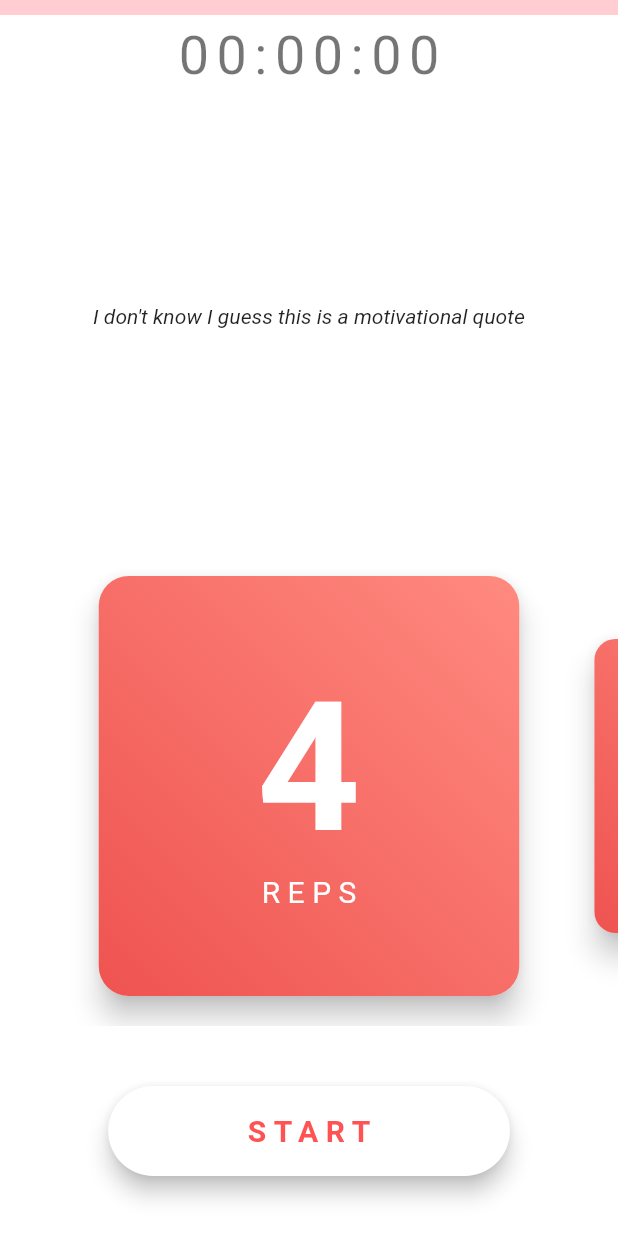
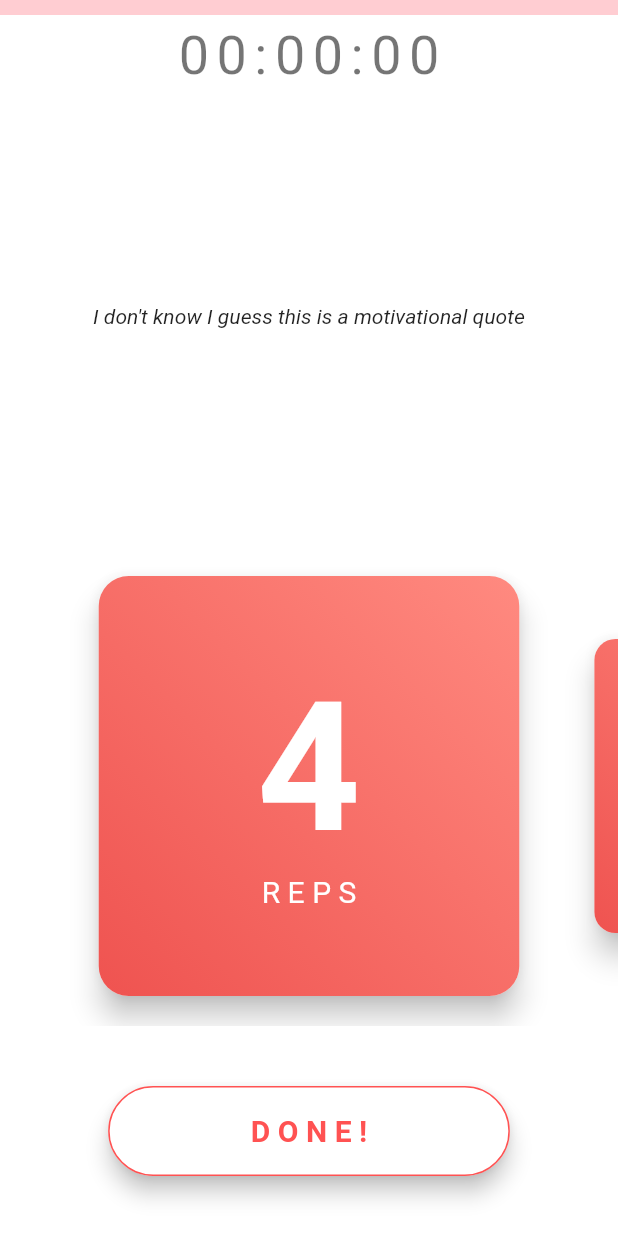
Before and after one commit to Steellow/hundred_reps, a Flutter app: the screen it shows after launch, after a tap on "START", on a phone screen of 412 x 824 dp. Run offline on Flutter 3.47's test engine with Material 2 defaults, Android fonts, the phone set to English and light mode, and no system bars; drawn by our look-alikes of percent_indicator; our stand-ins replace auto_size_text, flutter_swiper, google_fonts, timer_builder; missing offline and left inert: zoomable_tilt_view.

Commit message:
added hero animations and changed ButtonTheme to FAB.Extended

```diff
--- a/TODO.txt
+++ b/TODO.txt
@@ -11,6 +11,7 @@ OPTINOAL FEATURES:
     Compare your time to the best time
     Pause
     Reset
+    5 second countdown when you click Start
 
 
 BUGS:
@@ -29,3 +30,4 @@ CLEAN-CODE:
     Go through problems
     Delete unecessary commented lines
     screen files, organize better?
+    Fade screen change in 2 places
--- a/lib/main.dart
+++ b/lib/main.dart
@@ -13,7 +13,6 @@ class MyApp extends StatelessWidget {
         primaryColor: Colors.redAccent,
       ),
       title: '100REPS',
-      // home: MainPage(),
       home: IntroPage(),
     );
   }
--- a/lib/screens/intro_page/intro_page.dart
+++ b/lib/screens/intro_page/intro_page.dart
@@ -2,7 +2,7 @@ import 'package:auto_size_text/auto_size_text.dart';
 import 'package:flutter/material.dart';
 import 'package:ioo_reps/screens/intro_page/title_text.dart';
 import 'package:ioo_reps/screens/main_page/main_page.dart';
-import 'package:ioo_reps/screens/shared_widgets/my_button_theme.dart';
+import 'package:ioo_reps/screens/shared_widgets/wide_floating_button.dart';
 import 'package:ioo_reps/util/styles.dart';
 
 class IntroPage extends StatelessWidget {
@@ -15,10 +15,14 @@ class IntroPage extends StatelessWidget {
           child: Column(
             mainAxisAlignment: MainAxisAlignment.spaceEvenly,
             children: <Widget>[
+              Column(
+                children: [
                   TitleText(),
                   Container(
                     margin: EdgeInsets.symmetric(horizontal: 62),
                     child: Image.asset('assets/images/pushup.png'), // Image is for Wikimedia Commons https://commons.wikimedia.org/wiki/File:Man_Doing_Push_Ups_Cartoon.svg
+                  ),
+                ],
               ),
               Container(
                 margin: EdgeInsets.symmetric(horizontal: 32),
@@ -26,76 +30,43 @@ class IntroPage extends StatelessWidget {
                   "Challenge to do 100 pushups, one of the best calisthenics excercises. You will do the pushups in sets of 4-8-12-16-20-16-12-8-4. You can rest as long as you need.",
                   textAlign: TextAlign.center,
                   style: Styles.descriptionText,
-                  minFontSize: 18,
+                  minFontSize: 22,
                 ),
               ),
-              // MyButtonTheme(
-              //   child: RaisedButton(
-              //     onPressed: () {
-              //       Navigator.push(
-              //         context,
-              //         MaterialPageRoute(
-              //           builder: (context) => MainPage(),
-              //         ),
-              //       );
-              //     },
-              //     child: Text(
-              //       "START",
-              //       style: Styles.doneButtonText,
-              //     ),
-              //     shape: RoundedRectangleBorder(
-              //       borderRadius: BorderRadius.circular(30),
-              //     ),
-              //     color: Colors.white,
-              //   ),
-              // ),
-              Container(
-                width: MediaQuery.of(context).size.width * 0.65,
-                height: 60,
-                child: FloatingActionButton.extended(
+              WideFloatingButton(
                 onPressed: () {
-                    Navigator.push(
-                      context,
-                      MaterialPageRoute(
-                        builder: (context) => MainPage(),
-                      ),
-                    );
+                  Navigator.push(context, FadeRoute(page: MainPage()));
                 },
-                  label: Container(
-                    child: Text(
-                      "START",
-                      style: Styles.doneButtonText,
-                    ),
-                  ),
-                  backgroundColor: Colors.white,
-                ),
-              ),
+                text: "START",
+                borderSide: BorderSide(color: Colors.white),
+              )
             ],
           ),
         ),
       ),
-      // floatingActionButton: Container(
-      //   width: MediaQuery.of(context).size.width * 0.65,
-      //   height: 60,
-      //   child: FloatingActionButton.extended(
-      //     onPressed: () {
-      //       Navigator.push(
-      //         context,
-      //         MaterialPageRoute(
-      //           builder: (context) => MainPage(),
-      //         ),
-      //       );
-      //     },
-      //     label: Container(
-      //       child: Text(
-      //         "START",
-      //         style: Styles.doneButtonText,
-      //       ),
-      //     ),
-      //     backgroundColor: Colors.white,
-      //   ),
-      // ),
-      // floatingActionButtonLocation: FloatingActionButtonLocation.centerDocked,
     );
   }
 }
+
+class FadeRoute extends PageRouteBuilder {
+  final Widget page;
+  FadeRoute({this.page})
+      : super(
+          pageBuilder: (
+            BuildContext context,
+            Animation<double> animation,
+            Animation<double> secondaryAnimation,
+          ) =>
+              page,
+          transitionsBuilder: (
+            BuildContext context,
+            Animation<double> animation,
+            Animation<double> secondaryAnimation,
+            Widget child,
+          ) =>
+              FadeTransition(
+            opacity: animation,
+            child: child,
+          ),
+        );
+}
--- a/lib/screens/main_page/done_button.dart
+++ b/lib/screens/main_page/done_button.dart
@@ -1,9 +1,8 @@
 import 'package:flutter/material.dart';
 import 'package:flutter_swiper/flutter_swiper.dart';
 import 'package:ioo_reps/screens/results_page/results_page.dart';
-import 'package:ioo_reps/screens/shared_widgets/my_button_theme.dart';
+import 'package:ioo_reps/screens/shared_widgets/wide_floating_button.dart';
 import 'package:ioo_reps/state/progress_state.dart';
-import 'package:ioo_reps/util/styles.dart';
 import 'package:provider/provider.dart';
 
 class DoneButton extends StatefulWidget {
@@ -19,26 +18,23 @@ class _DoneButtonState extends State<DoneButton> {
   @override
   Widget build(BuildContext context) {
     final ProgressState progressState = Provider.of<ProgressState>(context);
+
     return Container(
       margin: EdgeInsets.all(40),
-      child: MyButtonTheme(
-        child: RaisedButton(
+      child: WideFloatingButton(
         onPressed: () {
           progressState.updateProgress(); //* Updating progress before if() statement so .move() method (below) knows where to move
-
           if (progressState.progress < 9) {
             // Moves the card using SwiperController defined in main_page.dart
             widget.sController.move(progressState.progress); //!Using .move instead of .next, because Swiper hangs if you click "Done" button when its animating
-
           } else if (progressState.progress >= 9) {
             // Saving the finish time
             progressState.setFinishTime(DateTime.now());
-
             // Navigating to new screen
             Navigator.push(
               context,
-                MaterialPageRoute(
-                  builder: (context) => ResultsPage(
+              FadeRoute(
+                page: ResultsPage(
                   startTime: progressState.startTime,
                   finishTime: progressState.finishTime,
                 ),
@@ -46,17 +42,32 @@ class _DoneButtonState extends State<DoneButton> {
             );
           }
         },
-          child: Text(
-            "DONE!",
-            style: Styles.doneButtonText,
-          ),
-          shape: RoundedRectangleBorder(
-            borderRadius: BorderRadius.circular(30),
-            side: BorderSide(color: Colors.redAccent),
-          ),
-          color: Colors.white,
-        ),
+        text: "DONE!",
+        borderSide: BorderSide(color: Colors.redAccent),
       ),
     );
   }
 }
+
+class FadeRoute extends PageRouteBuilder {
+  final Widget page;
+  FadeRoute({this.page})
+      : super(
+          pageBuilder: (
+            BuildContext context,
+            Animation<double> animation,
+            Animation<double> secondaryAnimation,
+          ) =>
+              page,
+          transitionsBuilder: (
+            BuildContext context,
+            Animation<double> animation,
+            Animation<double> secondaryAnimation,
+            Widget child,
+          ) =>
+              FadeTransition(
+            opacity: animation,
+            child: child,
+          ),
+        );
+}
--- a/lib/screens/main_page/main_page.dart
+++ b/lib/screens/main_page/main_page.dart
@@ -5,7 +5,6 @@ import 'package:ioo_reps/screens/main_page/done_button.dart';
 import 'package:ioo_reps/screens/main_page/prorgess_bar.dart';
 import 'package:ioo_reps/screens/main_page/timer.dart';
 import 'package:ioo_reps/state/progress_state.dart';
-import 'package:ioo_reps/util/styles.dart';
 import 'package:provider/provider.dart';
 
 class MainPage extends StatelessWidget {
@@ -36,29 +35,7 @@ class MainPage extends StatelessWidget {
                 Column(
                   children: [
                     CardSwiper(sController: sController),
-                    // DoneButton(sController: sController),
-                    Container(
-                      margin: EdgeInsets.all(40),
-                      width: MediaQuery.of(context).size.width * 0.65,
-                      height: 60,
-                      child: FloatingActionButton.extended(
-                        onPressed: () {
-                          Navigator.push(
-                            context,
-                            MaterialPageRoute(
-                              builder: (context) => MainPage(),
-                            ),
-                          );
-                        },
-                        label: Container(
-                          child: Text(
-                            "START",
-                            style: Styles.doneButtonText,
-                          ),
-                        ),
-                        backgroundColor: Colors.white,
-                      ),
-                    ),
+                    DoneButton(sController: sController),
                   ],
                 ),
               ],
--- a/lib/screens/main_page/timer.dart
+++ b/lib/screens/main_page/timer.dart
@@ -28,9 +28,12 @@ class _TimerState extends State<Timer> {
             // If user has finished it displays finish time, otherwise starttime compared to current time
             difference = progressState.finishTime.difference(progressState.startTime);
           }
-          return Text(
-            printDuration(difference),
-            style: GoogleFonts.shareTechMono(textStyle: Styles.timerText),
+          return Hero(
+            tag: 'timertext',
+            child: Text(
+              printDuration(difference),
+              style: GoogleFonts.shareTechMono(textStyle: Styles.timerText),
+            ),
           );
         },
       ),
--- a/lib/screens/results_page/results_page.dart
+++ b/lib/screens/results_page/results_page.dart
@@ -22,10 +22,13 @@ class ResultsPage extends StatelessWidget {
               Column(
                 children: <Widget>[
                   Text("Your time", style: Styles.cardSecondaryText,),
-                  Text(
-                    printDuration(finishTime.difference(startTime)), // Calculates duration from start and finish times and returns string
-                    style: GoogleFonts.shareTechMono(
-                      textStyle: Styles.timerText.copyWith(color: Colors.white),
+                  Hero(
+                    tag: 'timertext',
+                    child: Text(
+                      printDuration(finishTime.difference(startTime)), // Calculates duration from start and finish times and returns string
+                      style: GoogleFonts.shareTechMono(
+                        textStyle: Styles.timerText.copyWith(color: Colors.white),
+                      ),
                     ),
                   ),
                 ],
--- /dev/null
+++ b/lib/screens/shared_widgets/wide_floating_button.dart
@@ -0,0 +1,37 @@
+import 'package:flutter/material.dart';
+import 'package:ioo_reps/util/styles.dart';
+
+class WideFloatingButton extends StatefulWidget {
+  final Function onPressed;
+  final String text;
+  final BorderSide borderSide;
+
+  WideFloatingButton({Key key, this.onPressed, this.text, this.borderSide}) : super(key: key);
+
+  @override
+  _WideFloatingButtonState createState() => _WideFloatingButtonState();
+}
+
+class _WideFloatingButtonState extends State<WideFloatingButton> {
+  @override
+  Widget build(BuildContext context) {
+    return Container(
+      width: MediaQuery.of(context).size.width * 0.65,
+      height: 60,
+      child: FloatingActionButton.extended(
+        onPressed: widget.onPressed,
+        label: Container(
+          child: Text(
+            widget.text,
+            style: Styles.doneButtonText,
+          ),
+        ),
+        backgroundColor: Colors.white,
+        shape: RoundedRectangleBorder(
+          borderRadius: BorderRadius.circular(30),
+          side: widget.borderSide,
+        ),
+      ),
+    );
+  }
+}
--- a/lib/util/styles.dart
+++ b/lib/util/styles.dart
@@ -26,6 +26,8 @@ abstract class Styles {
     fontSize: 36,
     letterSpacing: 5,
     color: Colors.black54,
+    decoration: TextDecoration.none,
+    fontWeight: FontWeight.normal,
   );
 
   static var goodJobText = TextStyle(
```
Lines whose indentation alone changed are shown as unchanged.
